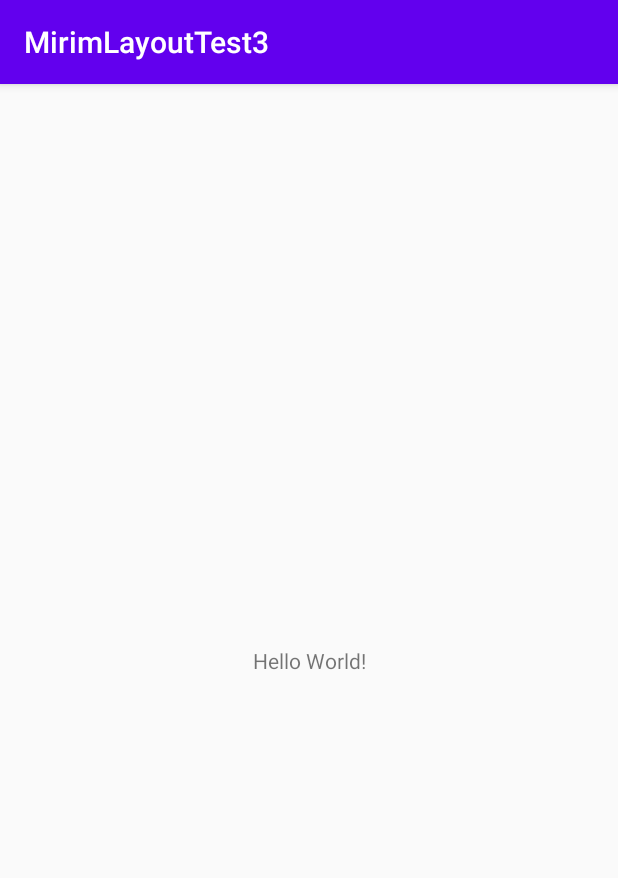
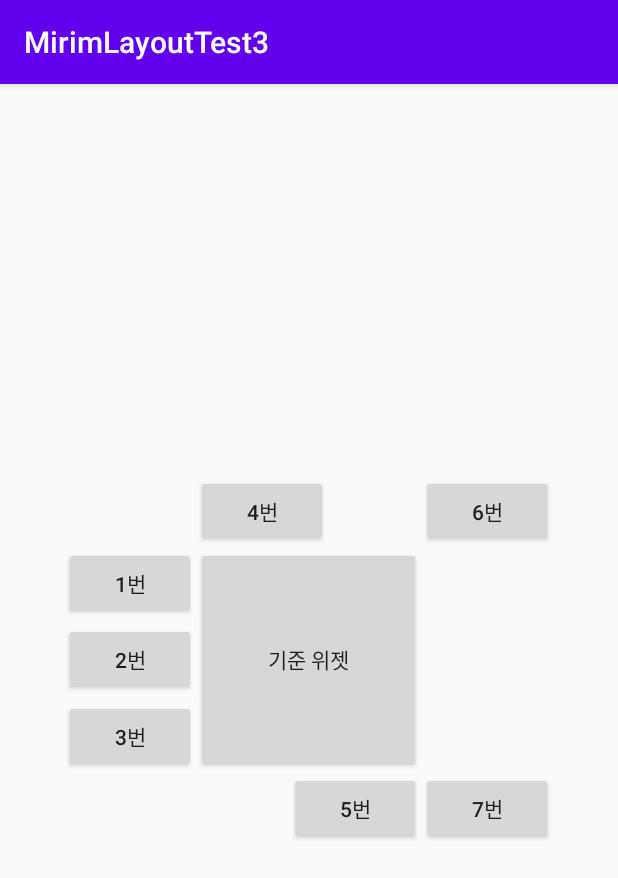
Before and after one commit to 2411Seunga/MirimLayoutTest3, an Android app: the screen it shows after launch (MainActivity), on a phone screen of 412 x 824 dp. Shown: the top 878 px of the screen. Run offline under Robolectric (Android 15) with nearby library versions, the phone set to English and light mode, and no system bars.

Commit message:
RelativeLayout: 기준위젯의 상대 위치에 배치

```diff
--- a/app/src/main/res/layout/activity_main.xml
+++ b/app/src/main/res/layout/activity_main.xml
@@ -1,18 +1,58 @@
 <?xml version="1.0" encoding="utf-8"?>
-<androidx.constraintlayout.widget.ConstraintLayout xmlns:android="http://schemas.android.com/apk/res/android"
+<RelativeLayout xmlns:android="http://schemas.android.com/apk/res/android"
     xmlns:app="http://schemas.android.com/apk/res-auto"
     xmlns:tools="http://schemas.android.com/tools"
     android:layout_width="match_parent"
     android:layout_height="match_parent"
     tools:context=".MainActivity">
 
-    <TextView
+    <Button
+        android:id="@+id/btn_base"
+        android:layout_width="150dp"
+        android:layout_height="150dp"
+        android:layout_centerInParent="true"
+        android:text="기준 위젯"
+        />
+    <Button
         android:layout_width="wrap_content"
         android:layout_height="wrap_content"
-        android:text="Hello World!"
-        app:layout_constraintBottom_toBottomOf="parent"
-        app:layout_constraintLeft_toLeftOf="parent"
-        app:layout_constraintRight_toRightOf="parent"
-        app:layout_constraintTop_toTopOf="parent" />
-
-</androidx.constraintlayout.widget.ConstraintLayout>
+        android:layout_toLeftOf="@+id/btn_base"
+        android:layout_alignTop="@+id/btn_base"
+        android:text="1번"/>
+    <Button
+        android:layout_width="wrap_content"
+        android:layout_height="wrap_content"
+        android:layout_toLeftOf="@+id/btn_base"
+        android:layout_alignBaseline="@+id/btn_base"
+        android:text="2번"/>
+    <Button
+        android:layout_width="wrap_content"
+        android:layout_height="wrap_content"
+        android:layout_toLeftOf="@+id/btn_base"
+        android:layout_alignBottom="@+id/btn_base"
+        android:text="3번"/>
+    <Button
+    android:layout_width="wrap_content"
+    android:layout_height="wrap_content"
+    android:layout_above="@+id/btn_base"
+    android:layout_alignLeft="@+id/btn_base"
+    android:text="4번"/>
+    <Button
+        android:layout_width="wrap_content"
+        android:layout_height="wrap_content"
+        android:layout_below="@+id/btn_base"
+        android:layout_alignRight="@+id/btn_base"
+        android:text="5번"/>
+    <Button
+        android:layout_width="wrap_content"
+        android:layout_height="wrap_content"
+        android:layout_above="@+id/btn_base"
+        android:layout_toRightOf= "@+id/btn_base"
+        android:text="6번"/>
+    <Button
+        android:layout_width="wrap_content"
+        android:layout_height="wrap_content"
+        android:layout_below="@+id/btn_base"
+        android:layout_toRightOf = "@+id/btn_base"
+        android:text="7번"/>
+</RelativeLayout>
```
